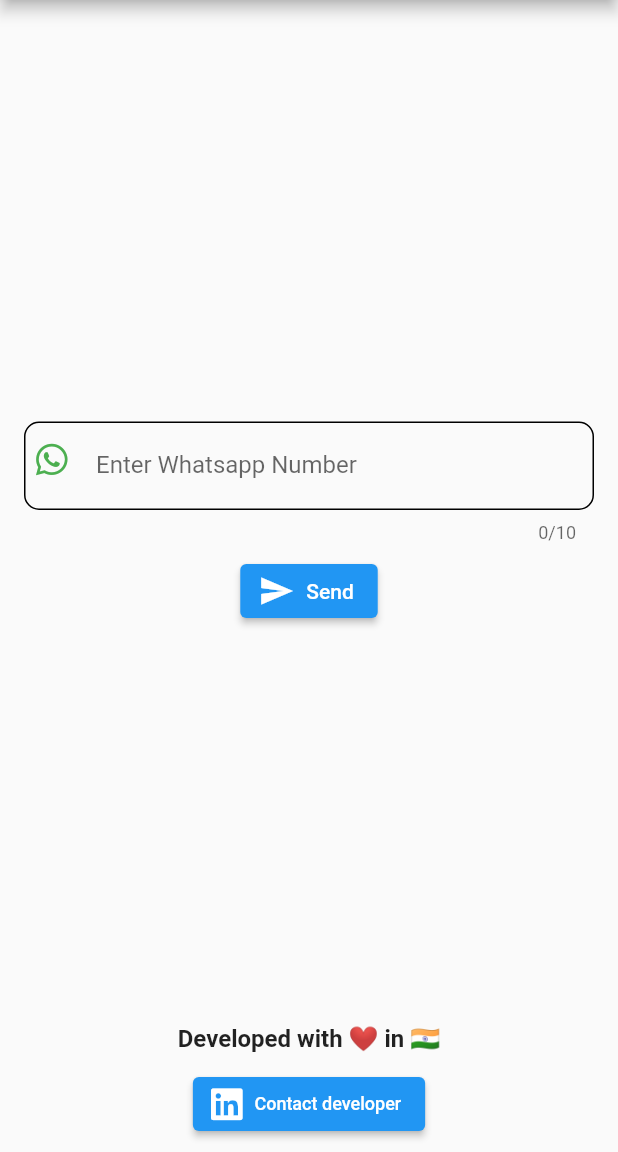
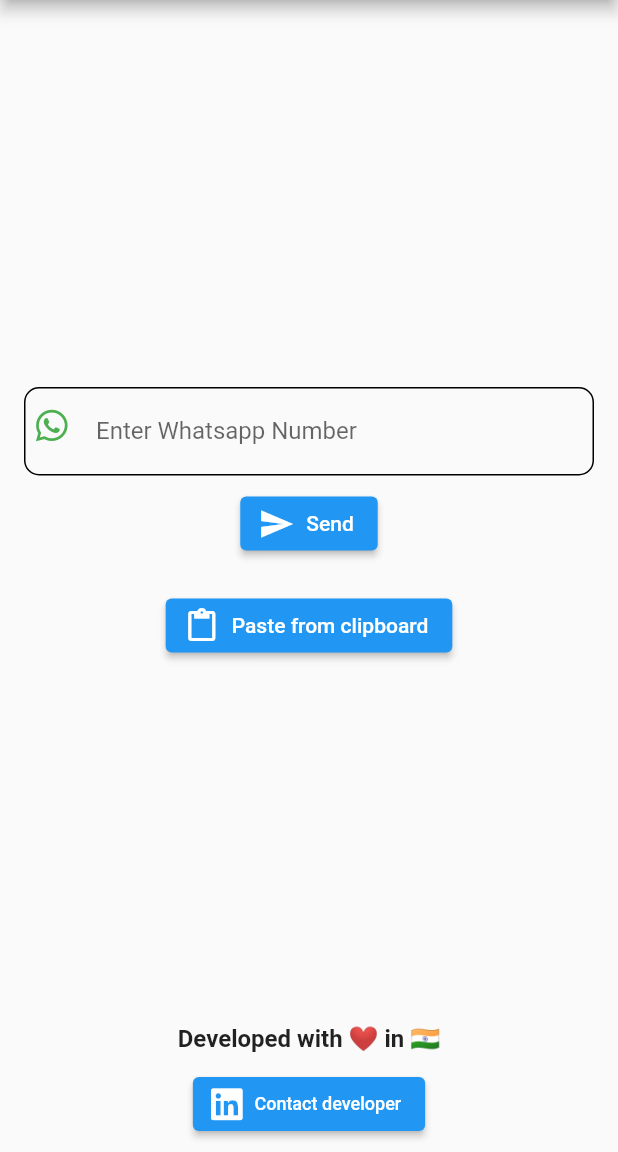
Before and after one commit to Nandan-Wewhare/Send_to_Whatsapp, a Flutter app: the screen it shows after launch, on a phone screen of 412 x 824 dp, the part 84-1236 px from its top. Run offline on Flutter 3.47's test engine with Material 2 defaults, Android fonts, the phone set to English and light mode, and no system bars; our stand-ins replace font_awesome_flutter.

Commit message:
Fixed text field length bug

```diff
--- a/lib/main.dart
+++ b/lib/main.dart
@@ -1,4 +1,5 @@
 import 'package:flutter/material.dart';
+import 'package:flutter/services.dart';
 import 'package:font_awesome_flutter/font_awesome_flutter.dart';
 import 'package:url_launcher/url_launcher.dart';
 
@@ -57,7 +58,6 @@
                             borderRadius: BorderRadius.circular(12)),
                       ),
                       keyboardType: TextInputType.phone,
-                      maxLength: 10,
                     ),
                   ),
                   ElevatedButton.icon(
@@ -71,6 +71,18 @@
                       }
                     },
                     label: const Text("Send"),
+                  ),
+                  const SizedBox(height: 20),
+                  ElevatedButton.icon(
+                    icon: const Icon(Icons.paste),
+                    onPressed: () async {
+                      ClipboardData? data =
+                          await Clipboard.getData('text/plain');
+                      if (data != null) {
+                        phoneController.text = data.text!.replaceAll(' ', '');
+                      }
+                    },
+                    label: const Text("Paste from clipboard"),
                   ),
                   const Spacer(),
                   const Text(
```
Also changed, not shown: pubspec.lock, 1 other file.
